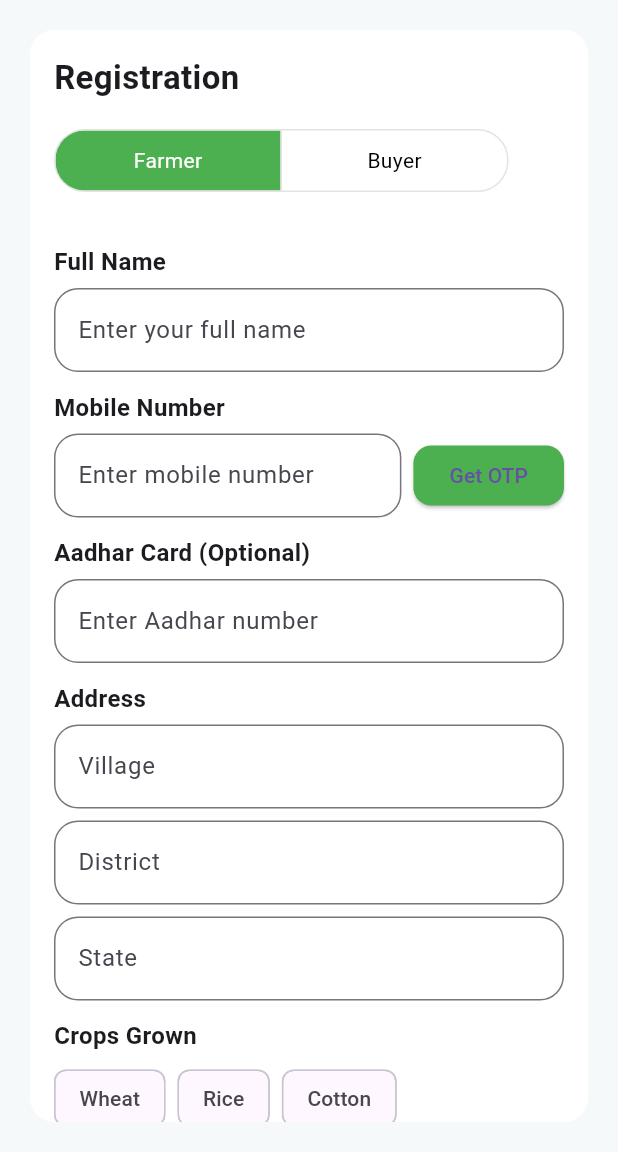
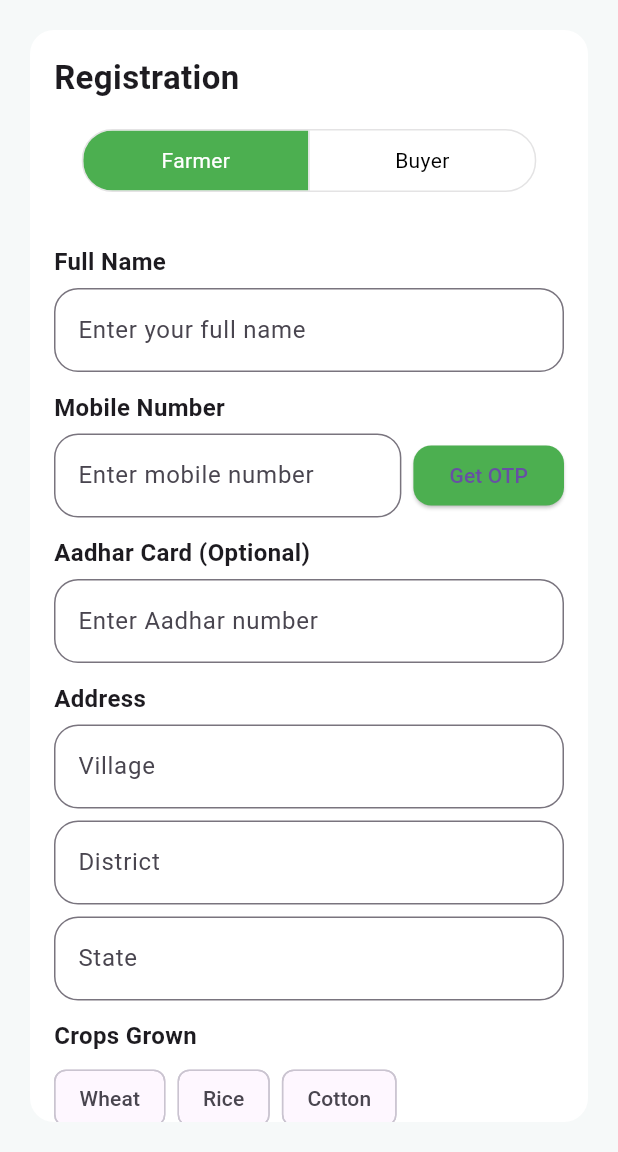
Before and after one commit to jaswanth4237/Flutter-Codes, a Flutter app: the RegistrationPage screen opened directly, on a phone screen of 412 x 824 dp, the part 84-1236 px from its top. Run offline on Flutter 3.47's test engine with Material 3 defaults, Android fonts, the phone set to English and light mode, and no system bars; our stand-ins replace device_preview, google_fonts.

Commit message:
changes in registration page

```diff
--- a/smart_agri_connect/lib/registration.dart
+++ b/smart_agri_connect/lib/registration.dart
@@ -99,7 +99,9 @@
               children: [
                 const Text("Registration", style: TextStyle(fontSize: 22, fontWeight: FontWeight.bold)),
                 const SizedBox(height: 16),
-                ToggleButtons(
+                Align(
+                  alignment: Alignment.center,
+                  child: ToggleButtons(
                     borderRadius: BorderRadius.circular(20),
                     fillColor: Colors.green,
                     selectedColor: Colors.white,
@@ -108,6 +110,7 @@
                     isSelected: [isFarmer, !isFarmer],
                     onPressed: (index) => setState(() => isFarmer = index == 0),
                     children: const [Text("Farmer"), Text("Buyer")],
+                  ),
                 ),
                 const SizedBox(height: 20),
                 isFarmer ? buildFarmerForm() : buildBuyerForm(),
```
Lines whose indentation alone changed are shown as unchanged.
